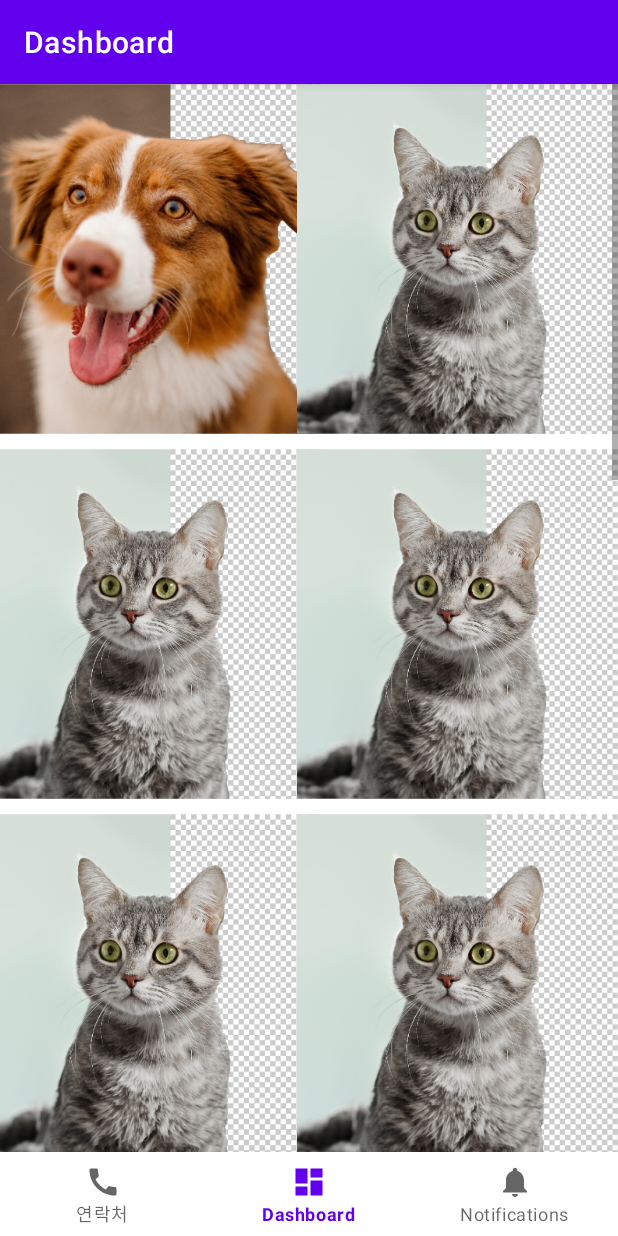
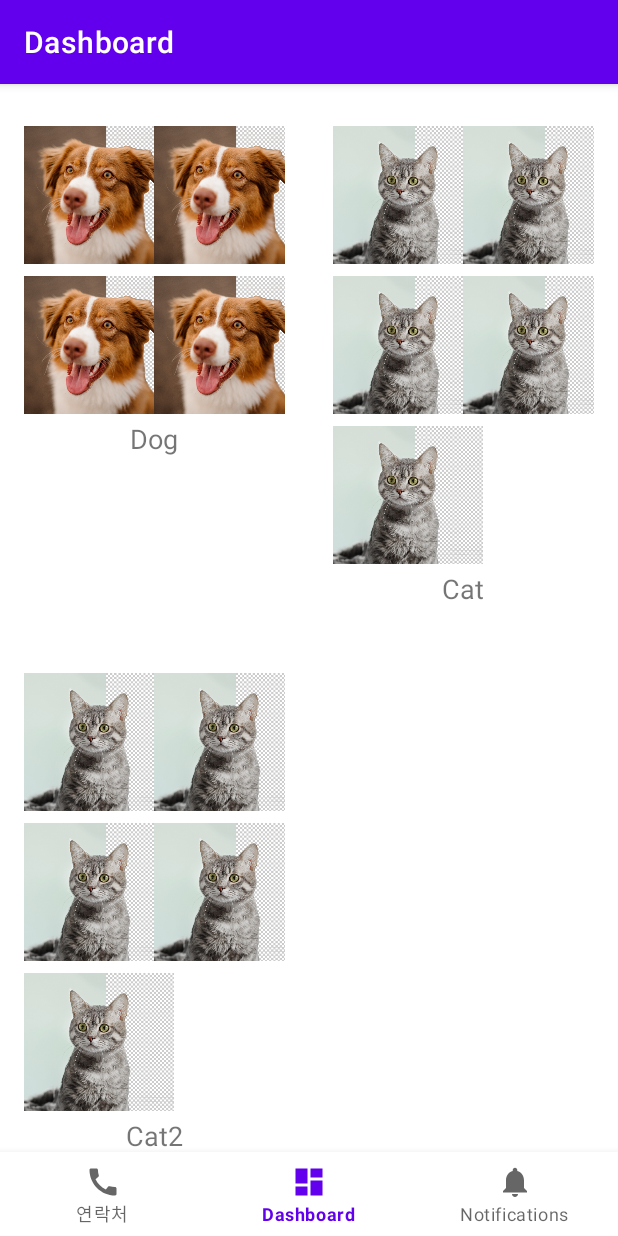
Before and after one commit to yjinpark1221/First-App, an Android app: the DashboardFragment screen opened through its navigation route, on a phone screen of 412 x 824 dp. Run offline under Robolectric (Android 15) with nearby library versions, the phone set to English and light mode, and no system bars; our stand-ins replace navigation-ui.

Commit message:
albumGallery

```diff
--- a/app/build.gradle
+++ b/app/build.gradle
@@ -1,6 +1,7 @@
 plugins {
     id 'com.android.application'
     id 'org.jetbrains.kotlin.android'
+    id 'androidx.navigation.safeargs.kotlin'
 }
 
 android {
@@ -49,4 +50,6 @@ dependencies {
     testImplementation 'junit:junit:4.13.2'
     androidTestImplementation 'androidx.test.ext:junit:1.1.5'
     androidTestImplementation 'androidx.test.espresso:espresso-core:3.5.1'
+    implementation 'androidx.navigation:navigation-fragment-ktx:2.6.0'
+    implementation 'androidx.navigation:navigation-ui-ktx:2.6.0'
 }
--- /dev/null
+++ b/app/src/main/java/com/example/firstapp/AlbumAdapter.kt
@@ -0,0 +1,54 @@
+package com.example.firstapp
+
+import android.view.LayoutInflater
+import android.view.View
+import android.view.ViewGroup
+import android.widget.TextView
+import androidx.navigation.findNavController
+import androidx.recyclerview.widget.GridLayoutManager
+import androidx.recyclerview.widget.LinearLayoutManager
+import androidx.recyclerview.widget.RecyclerView
+//import com.example.firstapp.ui.dashboard.DashboardFragmentDirections
+
+class AlbumAdapter(private val albumList: List<Album>) :
+    RecyclerView.Adapter<AlbumAdapter.ViewHolder>() {
+
+    override fun onCreateViewHolder(parent: ViewGroup, viewType: Int): ViewHolder {
+        val view = LayoutInflater.from(parent.context).inflate(R.layout.item_album, parent, false)
+        return ViewHolder(view)
+    }
+
+    override fun onBindViewHolder(holder: ViewHolder, position: Int) {
+        val album = albumList[position]
+        holder.bind(album)
+    }
+
+    override fun getItemCount(): Int {
+        return albumList.size
+    }
+
+    inner class ViewHolder(itemView: View) : RecyclerView.ViewHolder(itemView) {
+        private val albumNameTextView: TextView = itemView.findViewById(R.id.albumNameTextView)
+        private val imageRecyclerView: RecyclerView = itemView.findViewById(R.id.imageRecyclerView)
+
+        fun bind(album: Album) {
+            albumNameTextView.text = album.albumName
+
+            val spanCount = 2 // Number of columns in the grid
+            val layoutManager = GridLayoutManager(itemView.context, spanCount)
+            imageRecyclerView.layoutManager = layoutManager
+
+            val imageAdapter = ImageAdapter(album.imageList)
+            imageRecyclerView.adapter = imageAdapter
+        }
+
+//        fun onClick(v: View?) {
+//            val position = adapterPosition
+//            if (position != RecyclerView.NO_POSITION) {
+//                val clickedAlbum = albumList[position]
+//                val action = DashboardFragmentDirections.actionDashboardFragmentToAlbumDetailsFragment(clickedAlbum)
+//                itemView.findNavController().navigate(action)
+//            }
+//        }
+    }
+}
--- /dev/null
+++ b/app/src/main/java/com/example/firstapp/AlbumItem.kt
@@ -0,0 +1,6 @@
+package com.example.firstapp
+
+data class Album(
+    val albumName: String,
+    val imageList: List<Int>
+)
--- a/app/src/main/java/com/example/firstapp/ImageAdapter.kt
+++ b/app/src/main/java/com/example/firstapp/ImageAdapter.kt
@@ -1,45 +1,39 @@
 package com.example.firstapp
 
+import android.app.Dialog
 import android.content.Context
+import android.view.LayoutInflater
 import android.view.View
 import android.view.ViewGroup
+import android.view.ViewGroup.LayoutParams.WRAP_CONTENT
+import android.view.Window
 import android.widget.BaseAdapter
 import android.widget.GridView
 import android.widget.ImageView
+import androidx.recyclerview.widget.RecyclerView
 
-class ImageAdapter(private val mContext: Context) : BaseAdapter() {
+class ImageAdapter(private val imageList: List<Int>) :
+    RecyclerView.Adapter<ImageAdapter.ViewHolder>() {
 
-    private val imageArray = intArrayOf(
-        R.drawable.image_1, R.drawable.image_2, R.drawable.image_2, R.drawable.image_2,
-        R.drawable.image_2, R.drawable.image_2, R.drawable.image_2, R.drawable.image_2
-        , R.drawable.image_2, R.drawable.image_2, R.drawable.image_2, R.drawable.image_2
-        , R.drawable.image_2, R.drawable.image_2, R.drawable.image_2, R.drawable.image_2
-    )
-
-    override fun getCount(): Int {
-        return imageArray.size
+    override fun onCreateViewHolder(parent: ViewGroup, viewType: Int): ViewHolder {
+        val view = LayoutInflater.from(parent.context).inflate(R.layout.item_image, parent, false)
+        return ViewHolder(view)
     }
 
-    override fun getItem(position: Int): Any {
-        return imageArray[position]
+    override fun onBindViewHolder(holder: ViewHolder, position: Int) {
+        val imageResource = imageList[position]
+        holder.bind(imageResource)
     }
 
-    override fun getItemId(position: Int): Long {
-        return 0
+    override fun getItemCount(): Int {
+        return imageList.size
     }
 
-    override fun getView(position: Int, convertView: View?, parent: ViewGroup): View {
-        val imageView: ImageView
-        if (convertView == null) {
-            imageView = ImageView(mContext)
-            imageView.layoutParams = ViewGroup.LayoutParams(340, 350) // Replace with your desired width and height values
-            imageView.scaleType = ImageView.ScaleType.CENTER_CROP
-        } else {
-            imageView = convertView as ImageView
+    inner class ViewHolder(itemView: View) : RecyclerView.ViewHolder(itemView) {
+        private val imageView: ImageView = itemView.findViewById(R.id.imageView)
+
+        fun bind(imageResource: Int) {
+            imageView.setImageResource(imageResource)
         }
-
-        imageView.setImageResource(imageArray[position])
-        return imageView
     }
-
 }
--- /dev/null
+++ b/app/src/main/java/com/example/firstapp/ui/dashboard/AlbumDetailsFragment.kt
@@ -0,0 +1,40 @@
+package com.example.firstapp.ui.dashboard
+
+import android.os.Bundle
+import androidx.fragment.app.Fragment
+import android.view.LayoutInflater
+import android.view.View
+import android.view.ViewGroup
+import androidx.navigation.fragment.navArgs
+import androidx.recyclerview.widget.RecyclerView
+import com.example.firstapp.Album
+import com.example.firstapp.ImageAdapter
+import com.example.firstapp.R
+import com.example.firstapp.databinding.FragmentAlbumDetailsBinding
+
+class AlbumDetailsFragment : Fragment() {
+
+    private var _binding: FragmentAlbumDetailsBinding? = null
+    private val binding get() = _binding!!
+
+    override fun onCreateView(inflater: LayoutInflater, container: ViewGroup?, savedInstanceState: Bundle?): View {
+        _binding = FragmentAlbumDetailsBinding.inflate(inflater, container, false)
+        val root: View = binding.root
+
+//        val args: AlbumDetailsFragmentArgs by navArgs()
+//        val album: Album? = args.album
+//
+//        if (album != null) {
+//            // Use the album data to display the images or perform any other required operations
+//            val rvBoard : RecyclerView = binding.albumDetails
+//            val adapter = ImageAdapter(album.imageList)
+//        }
+
+        return root
+    }
+
+    override fun onDestroyView() {
+        super.onDestroyView()
+        _binding = null
+    }
+}
--- a/app/src/main/java/com/example/firstapp/ui/dashboard/DashboardFragment.kt
+++ b/app/src/main/java/com/example/firstapp/ui/dashboard/DashboardFragment.kt
@@ -12,7 +12,14 @@ import android.widget.GridView
 import android.widget.TextView
 import androidx.fragment.app.Fragment
 import androidx.lifecycle.ViewModelProvider
+import androidx.recyclerview.widget.GridLayoutManager
+import androidx.recyclerview.widget.LinearLayoutManager
+import androidx.recyclerview.widget.RecyclerView
+import com.example.firstapp.Album
+import com.example.firstapp.AlbumAdapter
+import com.example.firstapp.BoardItem
 import com.example.firstapp.ImageAdapter
+import com.example.firstapp.R
 import com.example.firstapp.databinding.FragmentDashboardBinding
 
 
@@ -35,15 +42,21 @@ class DashboardFragment : Fragment() {
         _binding = FragmentDashboardBinding.inflate(inflater, container, false)
         val root: View = binding.root
 
-        val gridView: GridView = binding.gridView
-        val adapter = ImageAdapter(requireContext())
-        gridView.adapter = adapter
-//        val textView: TextView = binding.textDashboard
-//        dashboardViewModel.text.observe(viewLifecycleOwner) {
-//            textView.text = it
-//        }
-//        val myButton: Button = binding.myButton
-//        myButton.setOnClickListener(View.OnClickListener { myButton.setBackgroundColor(0) })
+        val albumList = ArrayList<Album>()// Obtain your list of albums here
+        val dogImages = listOf(R.drawable.image_1, R.drawable.image_1, R.drawable.image_1, R.drawable.image_1)
+        val catImages = listOf(R.drawable.image_2, R.drawable.image_2, R.drawable.image_2, R.drawable.image_2, R.drawable.image_2)
+
+        albumList.add(Album("Dog", dogImages))
+        albumList.add(Album("Cat", catImages))
+        albumList.add(Album("Cat2", catImages))
+
+
+
+        val rvBoard : RecyclerView = binding.rvBoard
+        val albumAdapter = AlbumAdapter(albumList)
+        rvBoard.adapter = albumAdapter
+        rvBoard.layoutManager = GridLayoutManager(requireContext(), 2)
+
         return root
     }
 
--- /dev/null
+++ b/app/src/main/res/layout/dialog_image.xml
@@ -0,0 +1,13 @@
+<?xml version="1.0" encoding="utf-8"?>
+<LinearLayout xmlns:android="http://schemas.android.com/apk/res/android"
+    android:layout_width="match_parent"
+    android:layout_height="match_parent"
+    android:orientation="vertical">
+
+    <ImageView
+        android:id="@+id/enlargedImageView"
+        android:layout_width="match_parent"
+        android:layout_height="match_parent"
+        android:scaleType="centerInside" />
+
+</LinearLayout>
--- /dev/null
+++ b/app/src/main/res/layout/fragment_album_details.xml
@@ -0,0 +1,14 @@
+<?xml version="1.0" encoding="utf-8"?>
+<LinearLayout xmlns:android="http://schemas.android.com/apk/res/android"
+    android:layout_width="match_parent"
+    android:layout_height="wrap_content"
+    android:orientation="vertical">
+
+    <androidx.recyclerview.widget.RecyclerView
+        android:id="@+id/albumDetails"
+        android:layout_width="match_parent"
+        android:layout_height="wrap_content"
+        android:layout_marginTop="8dp"
+        android:orientation="horizontal" />
+
+</LinearLayout>
--- a/app/src/main/res/layout/fragment_dashboard.xml
+++ b/app/src/main/res/layout/fragment_dashboard.xml
@@ -1,26 +1,18 @@
 <?xml version="1.0" encoding="utf-8"?>
-<LinearLayout xmlns:android="http://schemas.android.com/apk/res/android"
+<androidx.constraintlayout.widget.ConstraintLayout xmlns:android="http://schemas.android.com/apk/res/android"
     xmlns:app="http://schemas.android.com/apk/res-auto"
     xmlns:tools="http://schemas.android.com/tools"
     android:layout_width="match_parent"
     android:layout_height="match_parent"
-    tools:context=".ui.dashboard.DashboardFragment"
-    android:orientation="vertical"
-    android:paddingBottom="?attr/actionBarSize"
-    >
+    android:paddingBottom="?attr/actionBarSize">
 
-    <GridView
-        android:id="@+id/grid_view"
-        android:layout_width="match_parent"
-        android:layout_height="match_parent"
-        android:numColumns="2"
-        android:columnWidth="90dp"
-        android:horizontalSpacing="10dp"
-        android:verticalSpacing="10dp"
-        android:gravity="center"
-        android:stretchMode="columnWidth">
+    <androidx.recyclerview.widget.RecyclerView
+        android:layout_width="0dp"
+        android:layout_height="0dp"
+        android:id="@+id/rv_board"
+        app:layout_constraintTop_toTopOf="parent"
+        app:layout_constraintLeft_toLeftOf="parent"
+        app:layout_constraintRight_toRightOf="parent"
+        app:layout_constraintBottom_toBottomOf="parent" />
 
-    </GridView>
-
-
-</LinearLayout>
+</androidx.constraintlayout.widget.ConstraintLayout>
--- /dev/null
+++ b/app/src/main/res/layout/item_album.xml
@@ -0,0 +1,24 @@
+<?xml version="1.0" encoding="utf-8"?>
+<LinearLayout xmlns:android="http://schemas.android.com/apk/res/android"
+    android:layout_width="match_parent"
+    android:layout_height="wrap_content"
+    android:orientation="vertical"
+    android:padding="16dp">
+
+
+
+    <androidx.recyclerview.widget.RecyclerView
+        android:id="@+id/imageRecyclerView"
+        android:layout_width="match_parent"
+        android:layout_height="wrap_content"
+        android:layout_marginTop="8dp"
+        android:orientation="horizontal" />
+
+    <TextView
+        android:id="@+id/albumNameTextView"
+        android:layout_width="wrap_content"
+        android:layout_height="wrap_content"
+        android:textSize="18sp"
+        android:layout_gravity="center"/>
+
+</LinearLayout>
--- /dev/null
+++ b/app/src/main/res/layout/item_image.xml
@@ -0,0 +1,7 @@
+<?xml version="1.0" encoding="utf-8"?>
+<ImageView xmlns:android="http://schemas.android.com/apk/res/android"
+    android:id="@+id/imageView"
+    android:layout_width="100dp"
+    android:layout_height="100dp"
+    android:scaleType="centerCrop"
+    android:padding="4dp" />
--- a/app/src/main/res/navigation/mobile_navigation.xml
+++ b/app/src/main/res/navigation/mobile_navigation.xml
@@ -15,11 +15,25 @@
         android:id="@+id/navigation_dashboard"
         android:name="com.example.firstapp.ui.dashboard.DashboardFragment"
         android:label="@string/title_dashboard"
-        tools:layout="@layout/fragment_dashboard" />
+        tools:layout="@layout/fragment_dashboard">
+<!--        <action-->
+<!--            android:id="@+id/action_dashboardFragment_to_albumDetailsFragment"-->
+<!--            app:destination="@id/navigation_albumDetailsFragment" />-->
+    </fragment>
 
     <fragment
         android:id="@+id/navigation_notifications"
         android:name="com.example.firstapp.ui.notifications.NotificationsFragment"
         android:label="@string/title_notifications"
         tools:layout="@layout/fragment_notifications" />
+
+<!--    <fragment-->
+<!--        android:id="@+id/navigation_albumDetailsFragment"-->
+<!--        android:name="com.example.firstapp.ui.dashboard.AlbumDetailsFragment"-->
+<!--        android:label="Album Details"-->
+<!--        tools:layout="@layout/fragment_album_details">-->
+<!--        <argument-->
+<!--            android:name="album"-->
+<!--            app:argType="com.example.firstapp.Album" />-->
+<!--    </fragment>-->
 </navigation>
--- a/app/src/main/res/values/strings.xml
+++ b/app/src/main/res/values/strings.xml
@@ -65,4 +65,6 @@
     <string name="title_activity_fullscreen">FullscreenActivity</string>
     <string name="dummy_button">Dummy Button</string>
     <string name="dummy_content">DUMMY\nCONTENT</string>
+    <!-- TODO: Remove or change this placeholder text -->
+    <string name="hello_blank_fragment">Hello blank fragment</string>
 </resources>
```
Also changed, not shown: build.gradle (+11 -0 lines).
